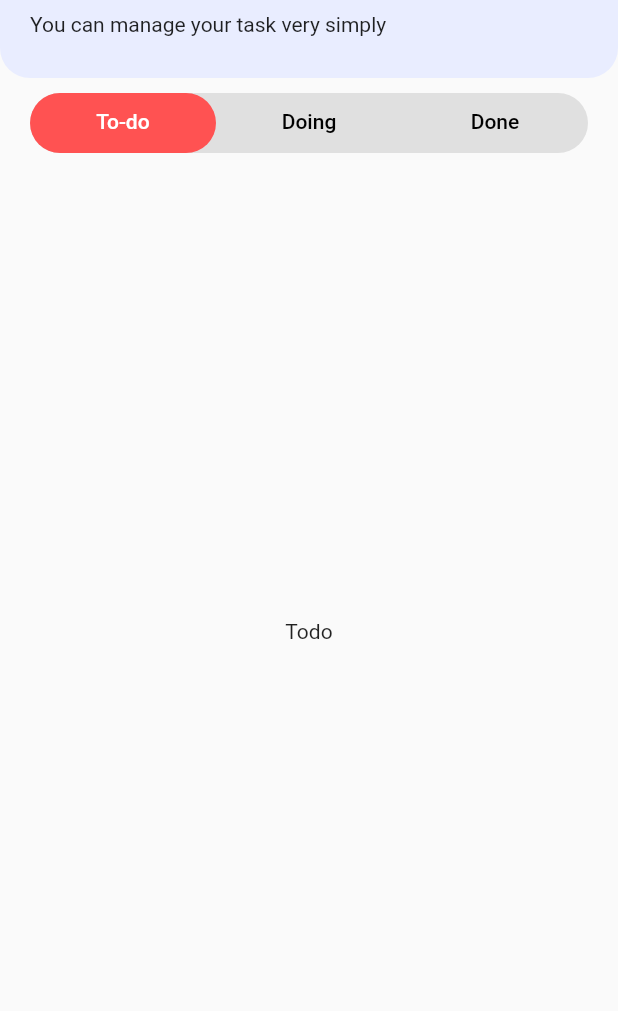
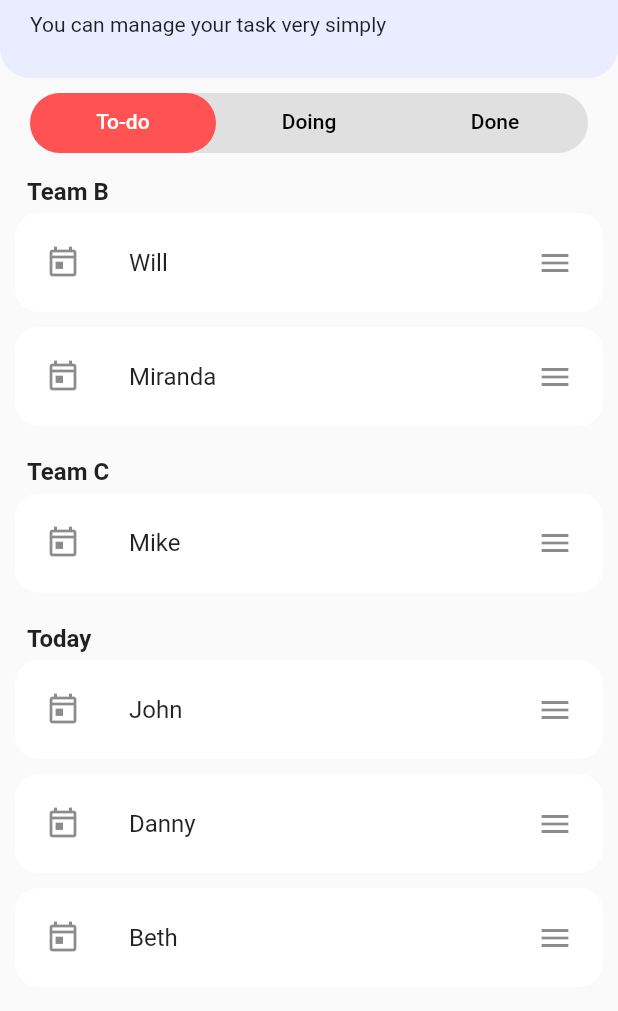
Before and after one commit to katinfin2116/task_management_app, a Flutter app: the screen it shows after launch, on a phone screen of 412 x 824 dp, the part 126-1137 px from its top. Run offline on Flutter 3.47's test engine with Material 2 defaults, Android fonts, the phone set to English and light mode, and no system bars; drawn by our look-alikes of grouped_list; our stand-ins replace dio.

Commit message:
add grouped list

```diff
--- a/lib/views/todo/todo_view.dart
+++ b/lib/views/todo/todo_view.dart
@@ -1,4 +1,6 @@
 import 'package:flutter/material.dart';
+import 'package:grouped_list/grouped_list.dart';
+
 class TodoView extends StatefulWidget {
   const TodoView({Key? key}) : super(key: key);
 
@@ -7,8 +9,54 @@ class TodoView extends StatefulWidget {
 }
 
 class _TodoViewState extends State<TodoView> {
+  List _elements = [
+    {'name': 'John', 'group': 'Today'},
+    {'name': 'Will', 'group': 'Team B'},
+    {'name': 'Beth', 'group': 'Today'},
+    {'name': 'Miranda', 'group': 'Team B'},
+    {'name': 'Mike', 'group': 'Team C'},
+    {'name': 'Danny', 'group': 'Today'},
+  ];
+
   @override
   Widget build(BuildContext context) {
-    return Text("Todo");
+    return GroupedListView<dynamic, String>(
+      elements: _elements,
+      groupBy: (element) => element['group'],
+      groupComparator: (value1, value2) => value2.compareTo(value1),
+      itemComparator: (item1, item2) => item1['name'].compareTo(item2['name']),
+      order: GroupedListOrder.DESC,
+      useStickyGroupSeparators: true,
+      groupSeparatorBuilder: (String value) => Padding(
+        padding: const EdgeInsets.only(left: 8.0 ,right: 8 ,top: 16),
+        child: Container(
+          padding: EdgeInsets.only(left: 10, right: 10),
+          child: Text(
+            value,
+            textAlign: TextAlign.left,
+            style: TextStyle(fontSize: 16, fontWeight: FontWeight.bold),
+          ),
+        ),
+      ),
+      itemBuilder: (c, element) {
+        return Card(
+          shape: RoundedRectangleBorder(
+            borderRadius: BorderRadius.circular(16),
+            side: const BorderSide(width: 0.0, color: Colors.transparent),
+          ),
+          elevation: 0.0,
+          margin: const EdgeInsets.symmetric(horizontal: 10.0, vertical: 5.0),
+          child: SizedBox(
+            child: ListTile(
+              contentPadding:
+                  const EdgeInsets.symmetric(horizontal: 20.0, vertical: 5.0),
+              leading: const Icon(Icons.today_outlined),
+              title: Text(element['name']),
+              trailing: const Icon(Icons.menu),
+            ),
+          ),
+        );
+      },
+    );
   }
 }
--- a/pubspec.yaml
+++ b/pubspec.yaml
@@ -37,6 +37,7 @@ dependencies:
   # The following adds the Cupertino Icons font to your application.
   # Use with the CupertinoIcons class for iOS style icons.
   cupertino_icons: ^1.0.2
+  grouped_list: ^5.1.2
 
 dev_dependencies:
   flutter_test:
```
Also changed, not shown: pubspec.lock.
